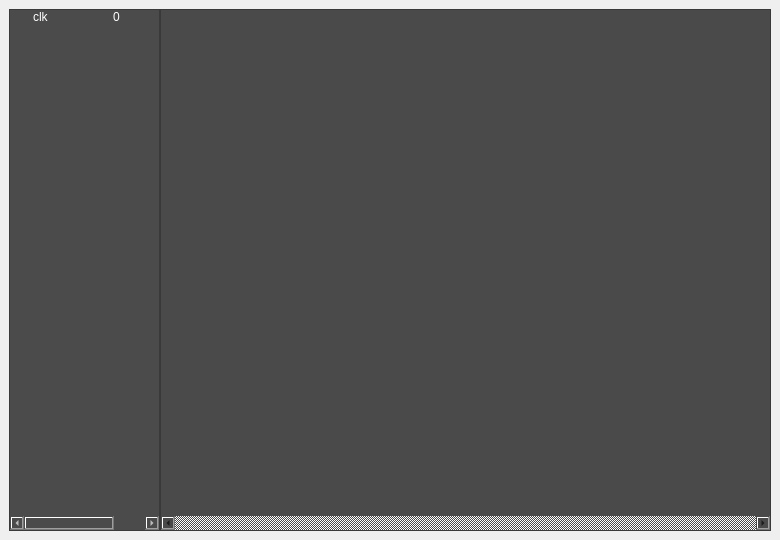
This is src/DockWaveform.ui in gdevic/Z80Explorer as Qt 5 draws it before an edit. The edited form follows.
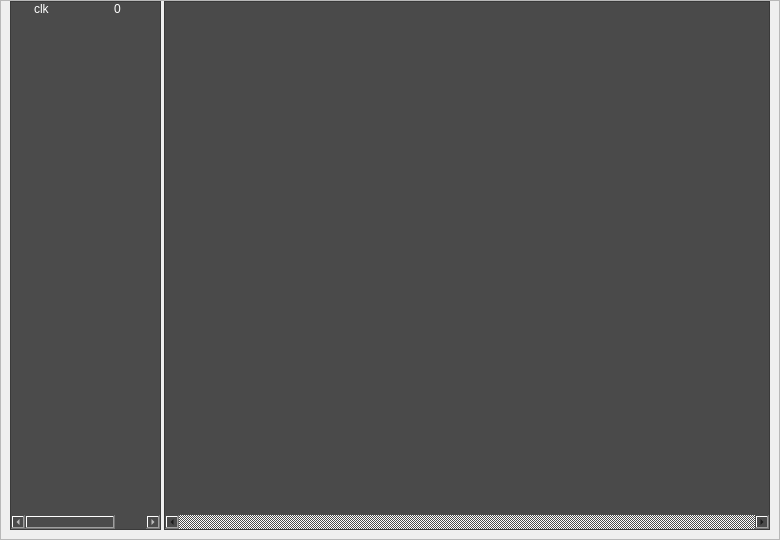
This is the edited form. Custom widgets are drawn as their Qt base class.

Commit message: Embedding toolbar in the main and waveform windows

```diff
--- a/src/DockWaveform.ui
+++ b/src/DockWaveform.ui
@@ -17,8 +17,38 @@
    <string>Waveform</string>
   </property>
   <widget class="QWidget" name="dockWidgetContents">
+   <layout class="QVBoxLayout" name="verticalLayout">
+    <property name="spacing">
+     <number>0</number>
+    </property>
+    <property name="leftMargin">
+     <number>0</number>
+    </property>
+    <property name="topMargin">
+     <number>0</number>
+    </property>
+    <property name="rightMargin">
+     <number>0</number>
+    </property>
+    <property name="bottomMargin">
+     <number>0</number>
+    </property>
+    <item>
+     <widget class="WidgetToolbar" name="widget" native="true"/>
+    </item>
+    <item>
+     <widget class="QFrame" name="frame">
+      <property name="frameShape">
+       <enum>QFrame::StyledPanel</enum>
+      </property>
+      <property name="frameShadow">
+       <enum>QFrame::Raised</enum>
+      </property>
    <layout class="QHBoxLayout" name="horizontalLayout">
     <property name="spacing">
+        <number>3</number>
+       </property>
+       <property name="topMargin">
      <number>0</number>
     </property>
     <item>
@@ -81,8 +111,8 @@
         <rect>
          <x>0</x>
          <y>0</y>
-         <width>609</width>
-         <height>481</height>
+            <width>604</width>
+            <height>478</height>
         </rect>
        </property>
        <layout class="QHBoxLayout" name="layoutScroll">
@@ -106,6 +136,11 @@
      </widget>
     </item>
    </layout>
+      <zorder>scrollArea</zorder>
+      <zorder>tree</zorder>
+     </widget>
+    </item>
+   </layout>
   </widget>
  </widget>
  <customwidgets>
@@ -115,6 +150,12 @@
    <header>WidgetWaveform.h</header>
    <container>1</container>
   </customwidget>
+  <customwidget>
+   <class>WidgetToolbar</class>
+   <extends>QWidget</extends>
+   <header>WidgetToolbar.h</header>
+   <container>1</container>
+  </customwidget>
  </customwidgets>
  <resources/>
  <connections/>
```
Lines whose indentation alone changed are shown as unchanged. The commit also changes 2 other files.
